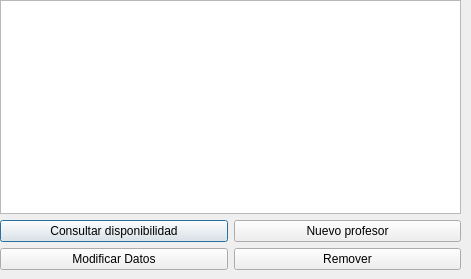
This is professorsdialog.ui in Santiago-Pinto/colorcraft as Qt 5 draws it before an edit. The edited form follows.
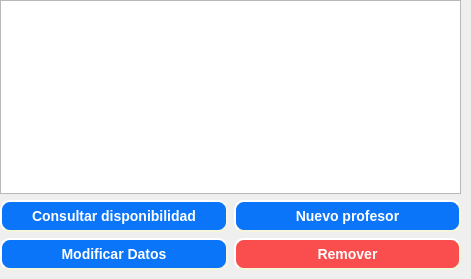
This is the edited form.

Commit message: Added styles for buttons

Patch:
```diff
--- a/professorsdialog.ui
+++ b/professorsdialog.ui
@@ -13,7 +13,7 @@
   <property name="windowTitle">
    <string>Dialog</string>
   </property>
-  <widget class="QWidget" name="">
+  <widget class="QWidget" name="layoutWidget">
    <property name="geometry">
     <rect>
      <x>0</x>
@@ -41,6 +41,17 @@
      <layout class="QHBoxLayout" name="horizontalLayout_3">
       <item>
        <widget class="QPushButton" name="btnConsult">
+        <property name="styleSheet">
+         <string notr="true">background-color: rgb(11, 117, 250);
+border-style: outset;
+border-width: 2px;
+border-radius: 10px;
+border-color: beige;
+font: bold 14px;
+color: white;
+min-width: 10em;
+padding: 6px;</string>
+        </property>
         <property name="text">
          <string>Consultar disponibilidad</string>
         </property>
@@ -48,6 +59,17 @@
       </item>
       <item>
        <widget class="QPushButton" name="btnNew">
+        <property name="styleSheet">
+         <string notr="true">background-color: rgb(11, 117, 250);
+border-style: outset;
+border-width: 2px;
+border-radius: 10px;
+border-color: beige;
+font: bold 14px;
+color: white;
+min-width: 10em;
+padding: 6px;</string>
+        </property>
         <property name="text">
          <string>Nuevo profesor</string>
         </property>
@@ -59,6 +81,17 @@
      <layout class="QHBoxLayout" name="horizontalLayout_2">
       <item>
        <widget class="QPushButton" name="btnModify">
+        <property name="styleSheet">
+         <string notr="true">background-color: rgb(11, 117, 250);
+border-style: outset;
+border-width: 2px;
+border-radius: 10px;
+border-color: beige;
+font: bold 14px;
+color: white;
+min-width: 10em;
+padding: 6px;</string>
+        </property>
         <property name="text">
          <string>Modificar Datos</string>
         </property>
@@ -66,6 +99,17 @@
       </item>
       <item>
        <widget class="QPushButton" name="btnRemove">
+        <property name="styleSheet">
+         <string notr="true">background-color: rgb(250, 78, 78);
+border-style: outset;
+border-width: 2px;
+border-radius: 10px;
+border-color: beige;
+font: bold 14px;
+color: white;
+min-width: 10em;
+padding: 6px;</string>
+        </property>
         <property name="text">
          <string>Remover</string>
         </property>
```
The commit also changes 20 other files.
